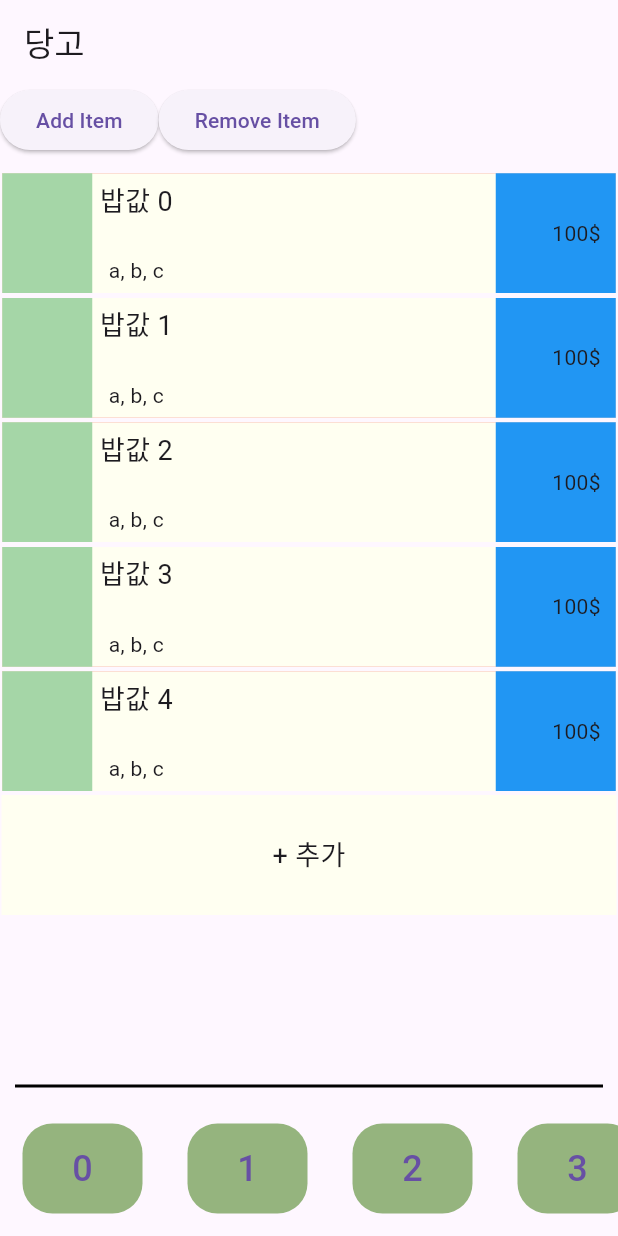
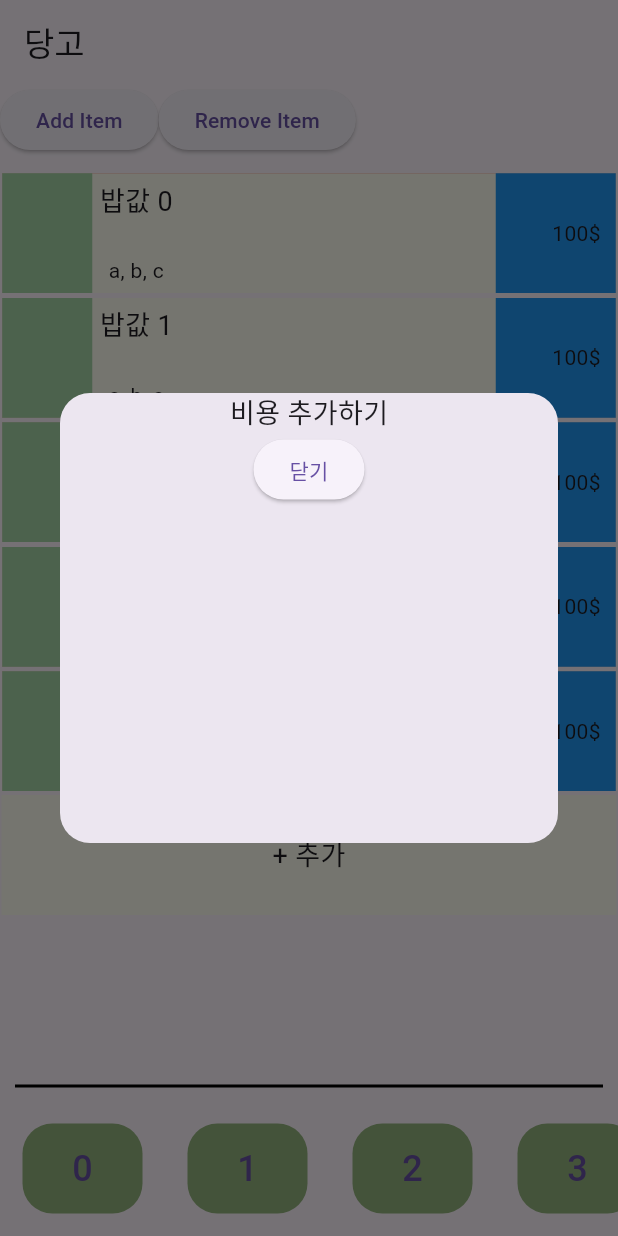
Before and after one commit to TEAM-LEG3ND/dango, a Flutter app: the screen it shows after launch, after a tap on "+ 추가", on a phone screen of 412 x 824 dp. Run offline on Flutter 3.47's test engine with Material 3 defaults, Android fonts, the phone set to English and light mode, and no system bars; our stand-ins replace realm; generated files the repository leaves out were written again.

Commit message:
feat: 멤버 및 비용 추가 팝업 더미 작업

```diff
--- a/lib/viewmodels/expense_viewmodel.dart
+++ b/lib/viewmodels/expense_viewmodel.dart
@@ -1,4 +1,5 @@
 import 'package:flutter/cupertino.dart';
+import 'package:flutter/material.dart';
 import '../models/models.dart';
 import '../services/database_service.dart';
 
@@ -14,4 +15,72 @@ class ExpenseViewModel extends ChangeNotifier {
     _expenses = _databaseService.getAllExpenses();
     notifyListeners();
   }
+
+  void showAddMemberPopup(BuildContext context) {
+    showDialog(
+        context: context,
+        barrierDismissible: false,
+        builder: (BuildContext context) {
+          return Dialog(
+              shape: RoundedRectangleBorder(
+                borderRadius: BorderRadius.circular(20),
+              ),
+              child: SizedBox(
+                width: 400,
+                height: 300,
+                child: Column(
+                  children: [
+                    const Text(
+                      '멤버 추가하기',
+                      style: TextStyle(
+                        fontSize: 18,
+                      ),
+                    ),
+                    ElevatedButton(
+                      onPressed: () {
+                        Navigator.of(context).pop();
+                      },
+                      child: const Text(
+                        '닫기',
+                      ),
+                    ),
+                  ],
+                ),
+              ));
+        });
+  }
+
+  void showAddExpensePopup(BuildContext context) {
+    showDialog(
+        context: context,
+        barrierDismissible: false,
+        builder: (BuildContext context) {
+          return Dialog(
+              shape: RoundedRectangleBorder(
+                borderRadius: BorderRadius.circular(20),
+              ),
+              child: SizedBox(
+                width: 400,
+                height: 300,
+                child: Column(
+                  children: [
+                    const Text(
+                      '비용 추가하기',
+                      style: TextStyle(
+                        fontSize: 18,
+                      ),
+                    ),
+                    ElevatedButton(
+                      onPressed: () {
+                        Navigator.of(context).pop();
+                      },
+                      child: const Text(
+                        '닫기',
+                      ),
+                    ),
+                  ],
+                ),
+              ));
+        });
+  }
 }
--- a/lib/views/expense_view.dart
+++ b/lib/views/expense_view.dart
@@ -18,6 +18,14 @@ class _ExpenseViewState extends State<ExpenseView> {
   @override
   Widget build(BuildContext context) {
     final viewModel = Provider.of<ExpenseViewModel>(context);
+
+    void showAddMemberPopup () {
+      viewModel.showAddMemberPopup(context);
+    }
+
+    void showAddExpensePopup () {
+      viewModel.showAddExpensePopup(context);
+    }
 
     return Column(
       children: <Widget>[
@@ -53,7 +61,7 @@ class _ExpenseViewState extends State<ExpenseView> {
                 return ExpenseItem(
                   description: index.toString(),
                 );
-              })..add(const AddExpenseItem()),
+              })..add(AddExpenseItem(addExpense: showAddExpensePopup)),
             ),
           ),
         ),
@@ -74,7 +82,7 @@ class _ExpenseViewState extends State<ExpenseView> {
                   return MemberItem(
                     name: index.toString(),
                   );
-                })..add(const AddMemberItem()),
+                })..add(AddMemberItem(addMember: showAddMemberPopup)),
               ),
             )),
           ],
--- a/lib/views/widgets/add_expense_item.dart
+++ b/lib/views/widgets/add_expense_item.dart
@@ -1,12 +1,19 @@
 import 'package:flutter/cupertino.dart';
 
 class AddExpenseItem extends StatelessWidget {
-  const AddExpenseItem({super.key});
+  const AddExpenseItem({
+    super.key,
+    required this.addExpense,
+  });
+
+  final Function addExpense;
 
   @override
   Widget build(BuildContext context) {
     return GestureDetector(
       onTap: () => {},
+      child: GestureDetector(
+        onTap: () => addExpense(),
         child: Container(
           padding: const EdgeInsets.all(1.0),
           child: Row(
@@ -28,6 +35,7 @@ class AddExpenseItem extends StatelessWidget {
             ],
           ),
         ),
+      ),
     );
   }
 }
```
Also changed, not shown: lib/views/widgets/add_member_item.dart (+7 -2 lines). Lines whose indentation alone changed are shown as unchanged.
